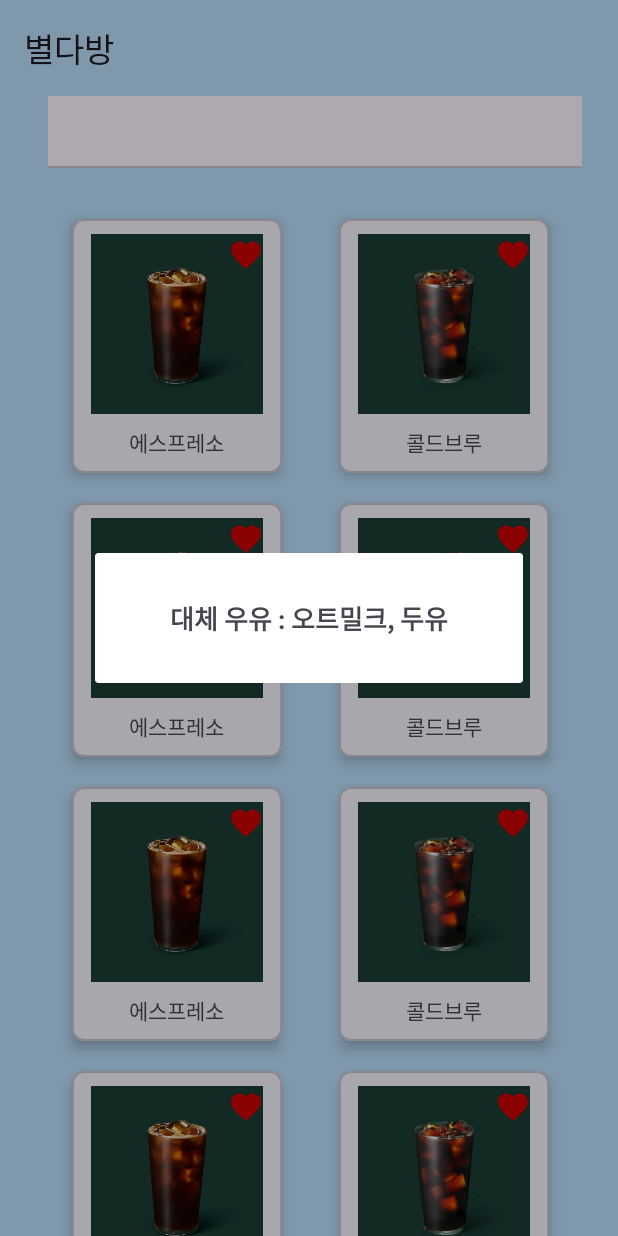
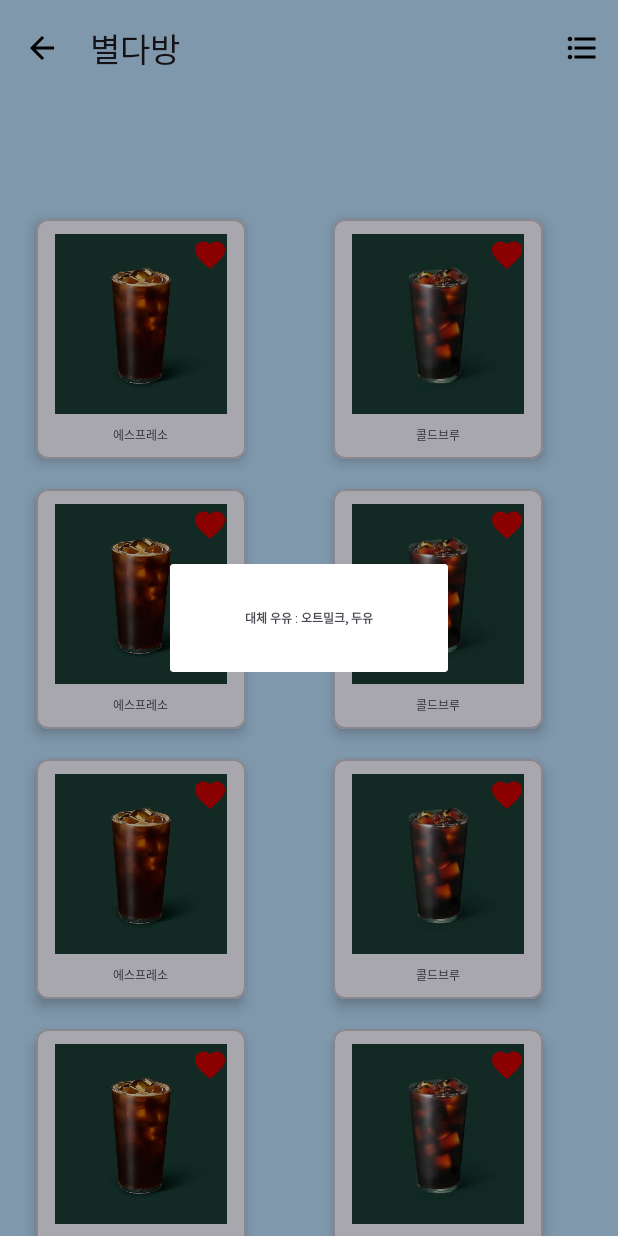
Before and after one commit to yswn1531/LactoseFree, an Android app: the BrandMenuFragment screen opened through its navigation route, on a phone screen of 412 x 824 dp. Run offline under Robolectric (Android 15) with nearby library versions, the phone set to English and light mode, and no system bars; our stand-ins replace navigation-ui.

Commit message:
style: text style, dimens

```diff
--- a/app/src/main/res/layout/dialog_menu.xml
+++ b/app/src/main/res/layout/dialog_menu.xml
@@ -13,13 +13,14 @@
         android:id="@+id/dialogText"
         android:layout_width="wrap_content"
         android:layout_height="wrap_content"
-        android:gravity="center"
-        android:textSize="17sp"
-        android:textStyle="bold"
         app:layout_constraintBottom_toBottomOf="parent"
         app:layout_constraintEnd_toEndOf="parent"
         app:layout_constraintStart_toStartOf="parent"
-        app:layout_constraintTop_toTopOf="parent" />
+        app:layout_constraintTop_toTopOf="parent"
+        android:gravity="center"
+        android:textSize="@dimen/bodyTextSize"
+        android:textStyle="bold"
+         />
 
 
 
--- a/app/src/main/res/layout/fragment_brand_menu.xml
+++ b/app/src/main/res/layout/fragment_brand_menu.xml
@@ -7,24 +7,24 @@
     tools:context=".brand.detail.BrandMenuFragment">
 
     <androidx.constraintlayout.widget.Guideline
-        android:id="@+id/glStart"
+        android:id="@+id/glMenuStart"
         android:layout_width="wrap_content"
         android:layout_height="0dp"
         android:orientation="vertical"
         app:layout_constraintBottom_toBottomOf="parent"
         app:layout_constraintEnd_toEndOf="parent"
-        app:layout_constraintGuide_begin="32dp"
+        app:layout_constraintGuide_begin="@dimen/guideLine"
         app:layout_constraintStart_toStartOf="parent"
         app:layout_constraintTop_toTopOf="parent" />
 
     <androidx.constraintlayout.widget.Guideline
-        android:id="@+id/glEnd"
+        android:id="@+id/glMenuEnd"
         android:layout_width="wrap_content"
         android:layout_height="0dp"
         android:orientation="vertical"
         app:layout_constraintBottom_toBottomOf="parent"
         app:layout_constraintEnd_toEndOf="parent"
-        app:layout_constraintGuide_end="24dp"
+        app:layout_constraintGuide_end="@dimen/guideLine"
         app:layout_constraintStart_toStartOf="parent"
         app:layout_constraintTop_toTopOf="parent" />
 
@@ -43,44 +43,11 @@
         android:id="@+id/menuTL"
         android:layout_width="0dp"
         android:layout_height="wrap_content"
-        app:layout_constraintStart_toStartOf="@id/glStart"
-        app:layout_constraintEnd_toEndOf="@id/glEnd"
+        app:layout_constraintStart_toStartOf="@id/glMenuStart"
+        app:layout_constraintEnd_toEndOf="@id/glMenuEnd"
         app:layout_constraintTop_toBottomOf="@+id/brandMenuTB"
         style="@style/menuDetailTab"
         >
-
-        <!--<com.google.android.material.tabs.TabItem
-            android:layout_width="wrap_content"
-            android:layout_height="wrap_content"
-            android:text="전체"
-            />
-
-        <com.google.android.material.tabs.TabItem
-            android:layout_width="wrap_content"
-            android:layout_height="wrap_content"
-            android:text="커피" />
-
-        <com.google.android.material.tabs.TabItem
-            android:layout_width="wrap_content"
-            android:layout_height="wrap_content"
-            android:text="에이드" />
-
-        <com.google.android.material.tabs.TabItem
-            android:layout_width="wrap_content"
-            android:layout_height="wrap_content"
-            android:text="탄산" />
-
-        <com.google.android.material.tabs.TabItem
-            android:layout_width="wrap_content"
-            android:layout_height="wrap_content"
-            android:text="차" />
-
-        <com.google.android.material.tabs.TabItem
-            android:layout_width="wrap_content"
-            android:layout_height="wrap_content"
-            android:text="기타 음료"
-            />-->
-
 
     </com.google.android.material.tabs.TabLayout>
 
@@ -89,12 +56,11 @@
         android:layout_width="0dp"
         android:layout_height="0dp"
         android:layout_marginTop="24dp"
-        app:layout_constraintStart_toStartOf="@id/glStart"
-        app:layout_constraintEnd_toEndOf="@+id/glEnd"
+        app:layout_constraintStart_toStartOf="@id/glMenuStart"
+        app:layout_constraintEnd_toEndOf="@+id/glMenuEnd"
         app:layout_constraintBottom_toBottomOf="parent"
         app:layout_constraintTop_toBottomOf="@+id/menuTL"
         >
-
     </androidx.recyclerview.widget.RecyclerView>
 
 
--- a/app/src/main/res/layout/item_recyclerview_brand.xml
+++ b/app/src/main/res/layout/item_recyclerview_brand.xml
@@ -31,6 +31,7 @@
             android:id="@+id/recyclerName"
             android:layout_width="wrap_content"
             android:layout_height="wrap_content"
+            android:textSize="@dimen/bodyTextSize"
             app:layout_constraintBottom_toBottomOf="parent"
             app:layout_constraintCircle="@id/recyclerImage"
             app:layout_constraintCircleAngle="180"
--- a/app/src/main/res/layout/item_recyclerview_menu.xml
+++ b/app/src/main/res/layout/item_recyclerview_menu.xml
@@ -38,6 +38,7 @@
             android:layout_width="wrap_content"
             android:layout_height="wrap_content"
             android:layout_below="@id/recyclerImage"
+            android:textSize="@dimen/bodyTextSize"
             android:layout_marginTop="8dp"
             android:layout_centerHorizontal="true" />
 
--- a/app/src/main/res/values/styles.xml
+++ b/app/src/main/res/values/styles.xml
@@ -1,21 +1,45 @@
 <?xml version="1.0" encoding="utf-8"?>
 <resources>
 
-    <style name="CustomAlertDialog">
+    <!-- Custom font 적용 -->
+    <style name="customTextViewFontStyle" parent="Widget.MaterialComponents.TextView">
+        <item name="android:fontFamily">@font/font_default</item>
+    </style>
+
+    <style name="customTextViewFontBoldStyle" parent="Widget.MaterialComponents.TextView">
+        <item name="android:fontFamily">@font/font_default</item>
+        <item name="android:textStyle">bold</item>
+    </style>
+
+    <style name="customEditTextFontStyle" parent="Widget.AppCompat.EditText">
+        <item name="android:fontFamily">@font/font_default</item>
+    </style>
+
+    <style name="customToolbarFontStyle" parent="Widget.Material3.Toolbar">
+        <item name="android:fontFamily">@font/font_default</item>
+    </style>
+
+
+    <style name="customAlertDialog">
         <item name="android:backgroundDimEnabled">true</item>
         <item name="android:colorBackground">?attr/colorBackgroundFloating</item>
         <item name="android:windowCloseOnTouchOutside">true</item>
         <item name="android:windowIsFloating">true</item>
     </style>
 
-    <style name="NavigationBar" parent="Widget.Material3.BottomNavigationView">
+    <style name="navigationBar" parent="Widget.Design.BottomNavigationView">
         <item name="menu">@menu/bottom_navigation_menu</item>
         <item name="itemBackground">@color/PrimaryColor</item>
         <item name="itemIconTint">@color/selector_navigationbar</item>
         <item name="itemActiveIndicatorStyle">@null</item>
+        <item name="itemTextAppearanceActive">@style/BottomNavigationTextAppearance</item>
     </style>
 
-    <style name="MenuDetailTab" parent="Widget.MaterialComponents.TabLayout">
+    <style name="BottomNavigationTextAppearance" parent="TextAppearance.AppCompat.Caption">
+        <item name="android:textSize">20sp</item>
+    </style>
+
+    <style name="menuDetailTab" parent="Widget.MaterialComponents.TabLayout">
         <item name="tabIndicatorHeight">0dp</item>
         <item name="tabMode">scrollable</item>
         <item name="tabSelectedTextColor">@color/SecondaryText</item>
@@ -30,4 +54,17 @@
         <item name="android:textColor">?attr/colorOnSurface</item>
     </style>
 
+    <style name="toolbar">
+        <item name="navigationIcon">@drawable/ic_arrow_back_24</item>
+        <item name="menu">@menu/menu_toolbar</item>
+        <item name="titleTextColor">?attr/colorOnSurface</item>
+    </style>
+
+    <style name="FavoriteRatingBar" parent="Widget.AppCompat.RatingBar.Small">
+        <item name="android:isIndicator">true</item>
+        <item name="android:numStars">5</item>
+        <item name="android:progressTint">@color/RatingBarColor</item>
+        <item name="android:stepSize">1</item>
+    </style>
+
 </resources>
--- a/app/src/main/res/values/themes.xml
+++ b/app/src/main/res/values/themes.xml
@@ -7,6 +7,11 @@
         <item name="colorAccent">@color/AccentColor</item>
         <!-- Background Color. -->
         <item name="android:windowBackground">@color/LightPrimaryColor</item>
+        <!-- Font. -->
+        <item name="editTextStyle">@style/customEditTextFontStyle</item>
+        <item name="android:textViewStyle">@style/customTextViewFontStyle</item>
+        <item name="titleTextStyle">@style/customToolbarFontStyle</item>
+
     </style>
 
     <style name="Theme.LactoseFree" parent="Base.Theme.LactoseFree" />
```
Also changed, not shown: app/src/main/res/layout/dialog_menu_detail.xml (+20 -20 lines), app/src/main/res/layout/fragment_brand.xml (+6 -6 lines), app/src/main/res/layout/fragment_favorite.xml (+6 -6 lines), app/src/main/res/layout/fragment_information.xml (+19 -19 lines), app/src/main/res/layout/item_recyclerview_favorite.xml (+12 -18 lines).
